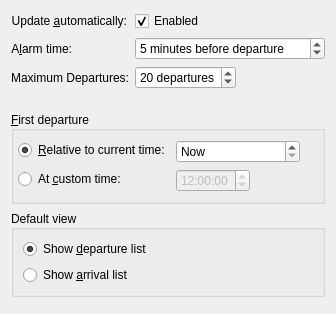
Qt form applet/publicTransportConfigAdvanced.ui (KDE/publictransport) before a commit.
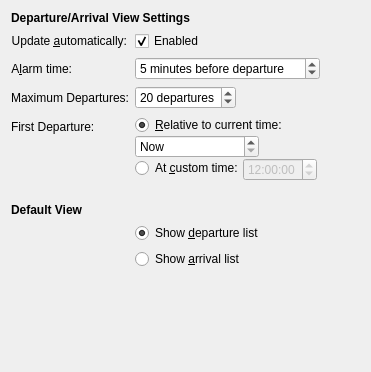
The same form after that commit.

Commit message: - Sub-items in the departure/arrival-treeview can now be expanded/collapsed with a single/double click on the whole item (currently only useful for the route information item). - BugFix: Fixed the used home stop for journey searches to be the first in the list of stops.

```diff
--- a/applet/publicTransportConfigAdvanced.ui
+++ b/applet/publicTransportConfigAdvanced.ui
@@ -6,18 +6,28 @@
    <rect>
     <x>0</x>
     <y>0</y>
-    <width>320</width>
-    <height>297</height>
+    <width>371</width>
+    <height>372</height>
    </rect>
   </property>
   <layout class="QFormLayout" name="formLayout_3">
    <property name="fieldGrowthPolicy">
     <enum>QFormLayout::ExpandingFieldsGrow</enum>
    </property>
-   <property name="rowWrapPolicy">
-    <enum>QFormLayout::DontWrapRows</enum>
-   </property>
-   <item row="0" column="0">
+   <item row="2" column="0" colspan="2">
+    <widget class="QLabel" name="lblTimetable_2">
+     <property name="font">
+      <font>
+       <weight>75</weight>
+       <bold>true</bold>
+      </font>
+     </property>
+     <property name="text">
+      <string>Departure/Arrival View Settings</string>
+     </property>
+    </widget>
+   </item>
+   <item row="3" column="0">
     <widget class="QLabel" name="lblUpdateAutomatically">
      <property name="text">
       <string>Update &amp;automatically:</string>
@@ -30,7 +40,7 @@
      </property>
     </widget>
    </item>
-   <item row="0" column="1">
+   <item row="3" column="1">
     <widget class="QCheckBox" name="updateAutomatically">
      <property name="sizePolicy">
       <sizepolicy hsizetype="Fixed" vsizetype="Fixed">
@@ -46,7 +56,7 @@
      </property>
     </widget>
    </item>
-   <item row="1" column="0">
+   <item row="4" column="0">
     <widget class="QLabel" name="lblAlarmTime">
      <property name="text">
       <string>A&amp;larm time:</string>
@@ -59,7 +69,7 @@
      </property>
     </widget>
    </item>
-   <item row="1" column="1">
+   <item row="4" column="1">
     <widget class="QSpinBox" name="alarmTime">
      <property name="sizePolicy">
       <sizepolicy hsizetype="Preferred" vsizetype="Fixed">
@@ -69,7 +79,7 @@
      </property>
      <property name="minimumSize">
       <size>
-       <width>190</width>
+       <width>185</width>
        <height>0</height>
       </size>
      </property>
@@ -94,7 +104,7 @@
      </property>
     </widget>
    </item>
-   <item row="2" column="0">
+   <item row="5" column="0">
     <widget class="QLabel" name="lblMaximalNumberOfDepartures">
      <property name="text">
       <string>Maximum Departures:</string>
@@ -107,7 +117,7 @@
      </property>
     </widget>
    </item>
-   <item row="2" column="1">
+   <item row="5" column="1">
     <widget class="QSpinBox" name="maximalNumberOfDepartures">
      <property name="sizePolicy">
       <sizepolicy hsizetype="Preferred" vsizetype="Fixed">
@@ -135,48 +145,47 @@
      </property>
     </widget>
    </item>
-   <item row="3" column="0" colspan="2">
-    <spacer name="verticalSpacer_3">
-     <property name="orientation">
-      <enum>Qt::Vertical</enum>
+   <item row="6" column="0">
+    <widget class="QLabel" name="lblFirstDeparture">
+     <property name="text">
+      <string>First Departure:</string>
      </property>
-     <property name="sizeType">
-      <enum>QSizePolicy::Fixed</enum>
-     </property>
-     <property name="sizeHint" stdset="0">
+    </widget>
+   </item>
+   <item row="6" column="1">
+    <widget class="QWidget" name="widget" native="true">
+     <property name="minimumSize">
       <size>
-       <width>20</width>
-       <height>10</height>
+       <width>0</width>
+       <height>25</height>
       </size>
      </property>
-    </spacer>
-   </item>
-   <item row="4" column="0" colspan="2">
-    <widget class="QGroupBox" name="grpFirstDeparture">
-     <property name="sizePolicy">
-      <sizepolicy hsizetype="Preferred" vsizetype="Preferred">
-       <horstretch>0</horstretch>
-       <verstretch>0</verstretch>
-      </sizepolicy>
-     </property>
-     <property name="title">
-      <string>&amp;First departure</string>
-     </property>
-     <property name="alignment">
-      <set>Qt::AlignLeading|Qt::AlignLeft|Qt::AlignVCenter</set>
-     </property>
-     <property name="flat">
-      <bool>false</bool>
-     </property>
-     <layout class="QFormLayout" name="formLayout_2">
-      <property name="labelAlignment">
-       <set>Qt::AlignLeading|Qt::AlignLeft|Qt::AlignVCenter</set>
+     <layout class="QVBoxLayout" name="verticalLayout">
+      <property name="spacing">
+       <number>0</number>
+      </property>
+      <property name="margin">
+       <number>0</number>
+      </property>
+      <item>
+       <layout class="QFormLayout" name="formLayout">
+        <property name="fieldGrowthPolicy">
+         <enum>QFormLayout::ExpandingFieldsGrow</enum>
+        </property>
+        <property name="rowWrapPolicy">
+         <enum>QFormLayout::WrapLongRows</enum>
       </property>
       <property name="horizontalSpacing">
        <number>-1</number>
       </property>
+        <property name="verticalSpacing">
+         <number>0</number>
+        </property>
       <property name="leftMargin">
-       <number>4</number>
+         <number>0</number>
+        </property>
+        <property name="topMargin">
+         <number>0</number>
       </property>
       <item row="0" column="0">
        <widget class="QRadioButton" name="firstDepartureUseCurrentTime">
@@ -216,25 +225,25 @@
         </property>
        </widget>
       </item>
-      <item row="1" column="0">
-       <widget class="QRadioButton" name="firstDepartureUseCustomTime">
-        <property name="sizePolicy">
-         <sizepolicy hsizetype="Preferred" vsizetype="Fixed">
-          <horstretch>0</horstretch>
-          <verstretch>0</verstretch>
-         </sizepolicy>
-        </property>
-        <property name="layoutDirection">
-         <enum>Qt::LeftToRight</enum>
-        </property>
-        <property name="text">
-         <string>At &amp;custom time:</string>
-        </property>
-        <property name="checked">
-         <bool>false</bool>
-        </property>
-       </widget>
+       </layout>
       </item>
+      <item>
+       <layout class="QFormLayout" name="formLayout_2">
+        <property name="rowWrapPolicy">
+         <enum>QFormLayout::WrapLongRows</enum>
+        </property>
+        <property name="horizontalSpacing">
+         <number>-1</number>
+        </property>
+        <property name="verticalSpacing">
+         <number>0</number>
+        </property>
+        <property name="leftMargin">
+         <number>0</number>
+        </property>
+        <property name="topMargin">
+         <number>0</number>
+        </property>
       <item row="1" column="1">
        <widget class="QTimeEdit" name="timeOfFirstDepartureCustom">
         <property name="enabled">
@@ -255,41 +264,72 @@
         </property>
        </widget>
       </item>
-     </layout>
-    </widget>
-   </item>
-   <item row="6" column="0" colspan="2">
-    <spacer name="verticalSpacer">
-     <property name="orientation">
-      <enum>Qt::Vertical</enum>
-     </property>
-     <property name="sizeHint" stdset="0">
-      <size>
-       <width>20</width>
-       <height>0</height>
-      </size>
-     </property>
-    </spacer>
-   </item>
-   <item row="5" column="0" colspan="2">
-    <widget class="QGroupBox" name="grpDefaultView">
+        <item row="1" column="0">
+         <widget class="QRadioButton" name="firstDepartureUseCustomTime">
      <property name="sizePolicy">
-      <sizepolicy hsizetype="Preferred" vsizetype="Preferred">
+           <sizepolicy hsizetype="Preferred" vsizetype="Fixed">
        <horstretch>0</horstretch>
        <verstretch>0</verstretch>
       </sizepolicy>
      </property>
-     <property name="title">
-      <string>Default view</string>
-     </property>
-     <property name="alignment">
-      <set>Qt::AlignLeading|Qt::AlignLeft|Qt::AlignVCenter</set>
-     </property>
-     <property name="flat">
+          <property name="layoutDirection">
+           <enum>Qt::LeftToRight</enum>
+          </property>
+          <property name="text">
+           <string>At &amp;custom time:</string>
+          </property>
+          <property name="checked">
       <bool>false</bool>
      </property>
-     <layout class="QFormLayout" name="formLayout">
-      <item row="0" column="0" colspan="2">
+         </widget>
+        </item>
+       </layout>
+      </item>
+     </layout>
+    </widget>
+   </item>
+   <item row="7" column="0" colspan="2">
+    <spacer name="verticalSpacer_5">
+     <property name="orientation">
+      <enum>Qt::Vertical</enum>
+     </property>
+     <property name="sizeType">
+      <enum>QSizePolicy::Fixed</enum>
+     </property>
+     <property name="sizeHint" stdset="0">
+      <size>
+       <width>64</width>
+       <height>10</height>
+      </size>
+     </property>
+    </spacer>
+   </item>
+   <item row="8" column="0" colspan="2">
+    <widget class="QLabel" name="lblTimetable_3">
+     <property name="font">
+      <font>
+       <weight>75</weight>
+       <bold>true</bold>
+      </font>
+     </property>
+     <property name="text">
+      <string>Default View</string>
+     </property>
+    </widget>
+   </item>
+   <item row="9" column="1">
+    <widget class="QWidget" name="widget_2" native="true">
+     <property name="minimumSize">
+      <size>
+       <width>0</width>
+       <height>25</height>
+      </size>
+     </property>
+     <layout class="QVBoxLayout" name="verticalLayout_2">
+      <property name="margin">
+       <number>0</number>
+      </property>
+      <item>
        <widget class="QRadioButton" name="showDepartures">
         <property name="text">
          <string>Show &amp;departure list</string>
@@ -299,7 +339,7 @@
         </property>
        </widget>
       </item>
-      <item row="1" column="0" colspan="2">
+      <item>
        <widget class="QRadioButton" name="showArrivals">
         <property name="text">
          <string>Show &amp;arrival list</string>
```
Left out of the diff: 8 changed lines with no effect on the pictures. Lines whose indentation alone changed are shown as unchanged. The commit also changes 7 other files.
